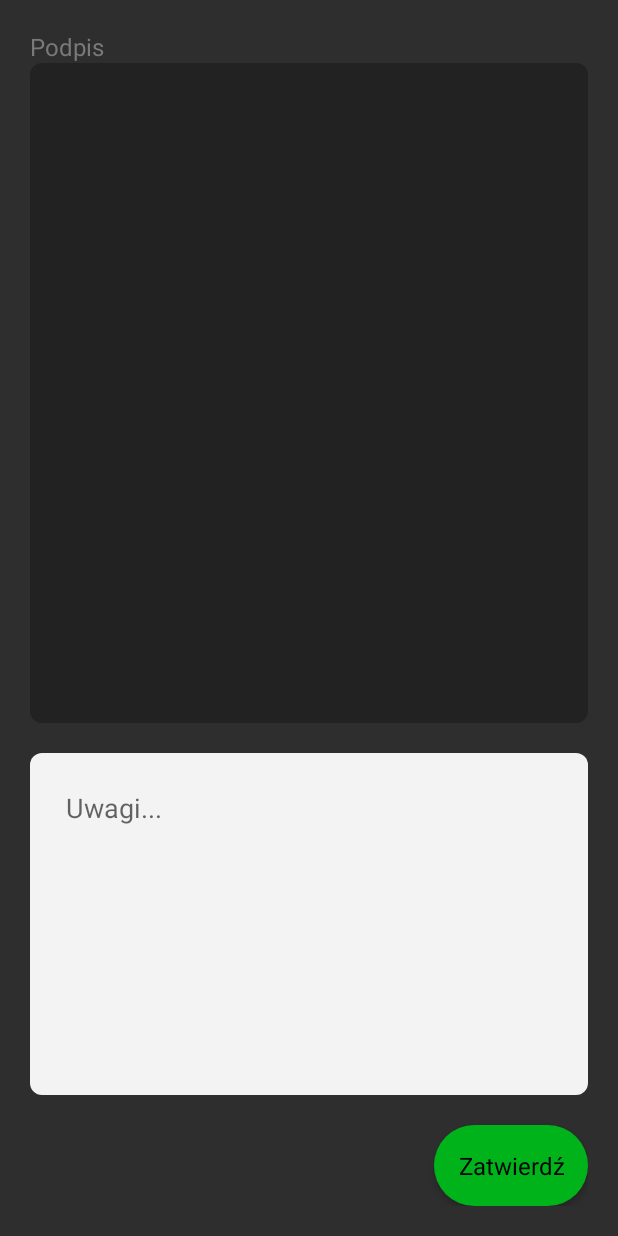
After one commit to Magg-SI/MaggMobile, an Android app: the SignActivity screen opened directly, with no data from a screen before it, on a phone screen of 412 x 824 dp. The commit adds this screen. Run offline under Robolectric (Android 15) with nearby library versions, the phone set to English and light mode, and no system bars.

Commit message:
Implement SignView.kt and SignActivity.kt

```diff
--- a/app/src/main/AndroidManifest.xml
+++ b/app/src/main/AndroidManifest.xml
@@ -8,8 +8,7 @@
     <uses-permission android:name="android.permission.ACCESS_WIFI_STATE" />
     <uses-permission android:name="android.permission.READ_EXTERNAL_STORAGE" />
     <uses-permission android:name="android.permission.WRITE_EXTERNAL_STORAGE" />
-    <uses-permission android:name="android.permission.FOREGROUND_SERVICE"/>
-
+    <uses-permission android:name="android.permission.FOREGROUND_SERVICE" />
 
     <application
         android:allowBackup="true"
@@ -19,18 +18,21 @@
         android:supportsRtl="true"
         android:theme="@style/AppTheme"
         android:usesCleartextTraffic="true">
-        <activity android:name=".ui.error.ErrorsActivity"></activity>
+        <activity android:name=".ui.sign.SignActivity"></activity>
+        <activity android:name=".ui.error.ErrorsActivity" />
         <activity
             android:name=".ui.SettingsActivity"
-            android:theme="@style/AppThemeBlue"
-            android:label="@string/title_activity_settings" />
+            android:label="@string/title_activity_settings"
+            android:theme="@style/AppThemeBlue" />
         <activity android:name=".ui.DownloadStateActivity" />
         <activity android:name=".ui.picture.TakePictureActivity" />
         <activity android:name=".ui.SendingStateActivity" />
-        <activity android:name=".ui.scanner.ShelfScannerActivity"
-            android:theme="@style/AppTheme"/>
-        <activity android:name=".ui.scanner.WaresShelfScannerActivity"
-            android:theme="@style/AppTheme"/>
+        <activity
+            android:name=".ui.scanner.ShelfScannerActivity"
+            android:theme="@style/AppTheme" />
+        <activity
+            android:name=".ui.scanner.WaresShelfScannerActivity"
+            android:theme="@style/AppTheme" />
         <activity android:name=".ui.hose.HoseActivity" />
 
         <provider
@@ -45,7 +47,9 @@
 
         <service android:name=".data.service.WaresDownloadService" />
         <service android:name=".data.service.ContractorsDownloadService" />
-        <service android:name=".data.service.SendingService" android:foregroundServiceType="dataSync" />
+        <service
+            android:name=".data.service.SendingService"
+            android:foregroundServiceType="dataSync" />
 
         <activity android:name=".ui.orders.OrdersActivity" />
         <activity android:name=".ui.ware_ordering.OrderedWaresActivity" />
@@ -71,8 +75,9 @@
         <activity
             android:name=".ui.document.BasicNewDocumentActivity"
             android:theme="@style/AppThemeBlue" />
-        <activity android:name=".ui.picture.PictureEditorActivity"
-            android:theme="@style/AppThemeOrange"/>
+        <activity
+            android:name=".ui.picture.PictureEditorActivity"
+            android:theme="@style/AppThemeOrange" />
         <activity android:name=".ui.login.LoginActivity">
             <intent-filter>
                 <action android:name="android.intent.action.MAIN" />
--- a/app/src/main/java/pl/tysia/maggstone/ui/document/NewShiftDocumentActivity.kt
+++ b/app/src/main/java/pl/tysia/maggstone/ui/document/NewShiftDocumentActivity.kt
@@ -11,6 +11,7 @@ import pl.tysia.maggstone.data.model.Warehouse
 import pl.tysia.maggstone.data.source.LoginDataSource
 import pl.tysia.maggstone.data.source.LoginRepository
 import pl.tysia.maggstone.ui.contractors.ContractorListActivity
+import pl.tysia.maggstone.ui.sign.SignActivity
 import pl.tysia.maggstone.ui.warehouses.WarehousesListActivity
 
 class NewShiftDocumentActivity : NewDocumentActivity() {
@@ -18,12 +19,10 @@ class NewShiftDocumentActivity : NewDocumentActivity() {
 
     override fun save() {
         if(warehouse != null && adapter.allItems.isNotEmpty()) {
-            val token = LoginRepository(
-                LoginDataSource(NetAddressManager(this)),
-                this@NewShiftDocumentActivity
-            ).user!!.token
 
-            viewModel.sendShiftDocument(token, warehouse!!.id, adapter.allItems)
+            val intent = Intent(this, SignActivity::class.java)
+            startActivity(intent)
+
         }
     }
 
--- /dev/null
+++ b/app/src/main/java/pl/tysia/maggstone/ui/sign/SignActivity.kt
@@ -0,0 +1,12 @@
+package pl.tysia.maggstone.ui.sign
+
+import androidx.appcompat.app.AppCompatActivity
+import android.os.Bundle
+import pl.tysia.maggstone.R
+
+class SignActivity : AppCompatActivity() {
+    override fun onCreate(savedInstanceState: Bundle?) {
+        super.onCreate(savedInstanceState)
+        setContentView(R.layout.activity_sign)
+    }
+}
--- /dev/null
+++ b/app/src/main/java/pl/tysia/maggstone/ui/sign/SignView.kt
@@ -0,0 +1,55 @@
+package pl.tysia.maggstone.ui.sign
+
+import android.content.Context
+import android.graphics.Canvas
+import android.graphics.Paint
+import android.graphics.Path
+import android.graphics.Rect
+import android.util.AttributeSet
+import android.view.MotionEvent
+import android.view.View
+import android.widget.FrameLayout
+import pl.tysia.maggstone.R
+
+class SignView(context : Context, attrs : AttributeSet) : View(context, attrs) {
+
+    private var linePaint : Paint = Paint().apply {
+        val color = context.resources.getColor(R.color.colorAccent)
+        setColor(color)
+        strokeWidth = 4f
+        style = Paint.Style.STROKE
+    }
+
+    private var touchPath: Path = Path()
+
+    override fun onTouchEvent(event: MotionEvent?): Boolean {
+        val touchX = event!!.x;
+        val touchY = event.y;
+        when (event.action) {
+
+            MotionEvent.ACTION_DOWN ->{
+                touchPath.moveTo(touchX, touchY);
+            }
+
+            MotionEvent.ACTION_MOVE -> {
+                touchPath.lineTo(touchX, touchY);
+            }
+
+            MotionEvent.ACTION_UP -> {
+                touchPath.lineTo(touchX, touchY);
+                touchPath = Path();
+            }
+
+            else -> return false;
+        }
+
+        invalidate();
+        return true;
+    }
+
+    override fun onDraw(canvas: Canvas?) {
+        super.onDraw(canvas)
+        canvas!!.drawPath(touchPath, linePaint)
+    }
+
+}
--- /dev/null
+++ b/app/src/main/res/layout/activity_sign.xml
@@ -0,0 +1,58 @@
+<?xml version="1.0" encoding="utf-8"?>
+<LinearLayout xmlns:android="http://schemas.android.com/apk/res/android"
+    xmlns:app="http://schemas.android.com/apk/res-auto"
+    xmlns:tools="http://schemas.android.com/tools"
+    android:layout_width="match_parent"
+    android:layout_height="match_parent"
+    android:orientation="vertical"
+    android:padding="20dp"
+    tools:context=".ui.sign.SignActivity">
+
+    <TextView
+        android:id="@+id/textView"
+        android:layout_width="match_parent"
+        android:layout_height="wrap_content"
+        android:layout_weight="0"
+        android:text="Podpis"
+        android:textColor="@color/hintGray"
+        android:textSize="16dp" />
+
+    <FrameLayout
+        android:layout_width="match_parent"
+        android:layout_height="match_parent"
+        android:layout_weight="1"
+        android:background="@drawable/list_item_background"
+        android:backgroundTint="@color/colorPrimaryDark"
+        android:padding="6dp">
+
+        <pl.tysia.maggstone.ui.sign.SignView
+            android:layout_width="match_parent"
+            android:layout_height="match_parent"
+            android:layout_weight="1" />
+    </FrameLayout>
+
+    <EditText
+        android:id="@+id/editTextTextPersonName"
+        android:layout_width="match_parent"
+        android:layout_height="match_parent"
+        android:layout_marginTop="20dp"
+        android:layout_marginBottom="20dp"
+        android:layout_weight="1.5"
+        android:background="@drawable/list_item_background"
+        android:backgroundTint="@color/lightGray"
+        android:ems="10"
+        android:gravity="top|left"
+        android:hint="Uwagi..."
+        android:inputType="textPersonName"
+        android:padding="24dp" />
+
+    <Button
+        android:id="@+id/button"
+        style="@style/round_button"
+        android:layout_width="wrap_content"
+        android:layout_height="wrap_content"
+        android:layout_gravity="right"
+        android:layout_weight="0"
+        android:text="Zatwierdź" />
+
+</LinearLayout>
```
